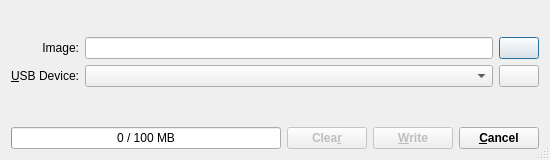
Qt form Rufus/maindialog.ui (jayluxferro/Linux-Bootable) before a commit.
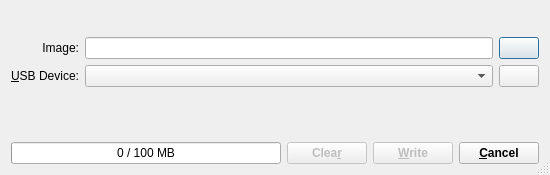
The same form after that commit. Icons and pictures are not drawn.

```diff
--- a/Rufus/maindialog.ui
+++ b/Rufus/maindialog.ui
@@ -7,7 +7,7 @@
     <x>0</x>
     <y>0</y>
     <width>550</width>
-    <height>160</height>
+    <height>175</height>
    </rect>
   </property>
   <property name="sizePolicy">
```
Left out of the diff: 12 changed lines with no effect on the pictures.
